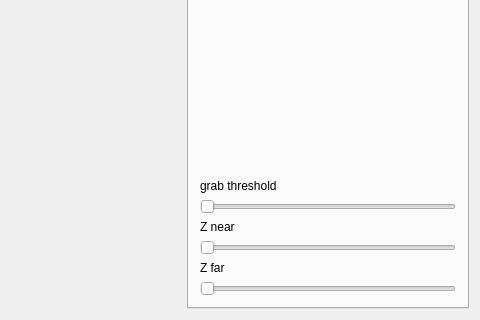
Before: the Qt Designer form mainwindow.ui in yquemener/Natural-Navigator, drawn with Qt 5; both pictures show x 622 to 1102 and y 407 to 727 of the 1102 by 727 pixel window.
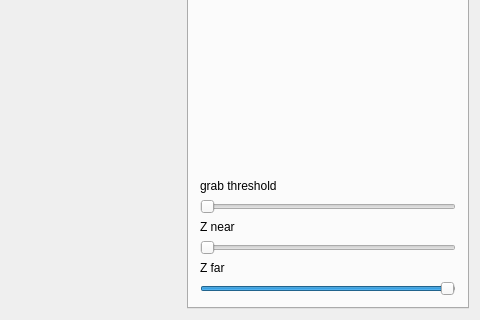
After: the same form once the commit is applied.

What changed in the file:
```diff
--- a/mainwindow.ui
+++ b/mainwindow.ui
@@ -445,6 +445,9 @@
           <property name="maximum">
            <number>256</number>
           </property>
+          <property name="value">
+           <number>255</number>
+          </property>
           <property name="orientation">
            <enum>Qt::Horizontal</enum>
           </property>
```
